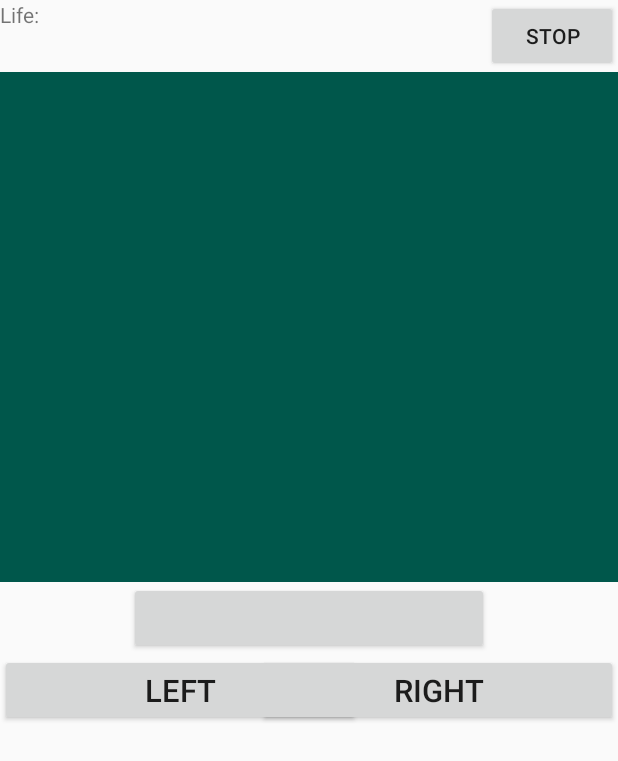
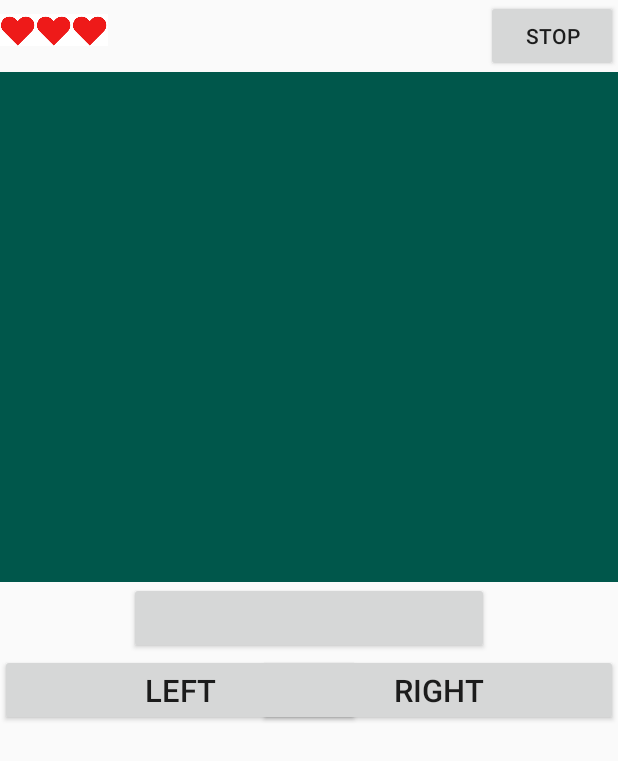
Before and after one commit to hodg300/Escape-Application, an Android app: the layout activity_game.xml on its own in the app's theme, with its tools: preview values and no code run, on a phone screen of 412 x 824 dp. Shown: the top 761 px of the screen. Run offline under Robolectric (Android 15) with nearby library versions, the phone set to English and light mode, and no system bars.

Commit message:
third commit

```diff
--- a/src/main/res/layout/activity_game.xml
+++ b/src/main/res/layout/activity_game.xml
@@ -7,11 +7,26 @@
     tools:context=".GameActivity"
     >
 
-    <TextView
-        android:id="@+id/life_status"
-        android:text="Life:"
-        android:layout_width="match_parent"
-        android:layout_height="wrap_content"/>
+    <ImageView
+        android:id="@+id/life_status1"
+        android:layout_width="24dp"
+        android:layout_height="40dp"
+        android:src="@drawable/heart"
+        />
+    <ImageView
+        android:id="@+id/life_status2"
+        android:layout_width="24dp"
+        android:layout_height="40dp"
+        android:src="@drawable/heart"
+        android:layout_toRightOf="@id/life_status1"
+        />
+    <ImageView
+        android:id="@+id/life_status3"
+        android:layout_width="24dp"
+        android:layout_height="40dp"
+        android:src="@drawable/heart"
+        android:layout_toRightOf="@id/life_status2"
+        />
 
     <Button
         android:id="@+id/btn_stop"
@@ -20,16 +35,6 @@
         android:layout_height="wrap_content"
         android:layout_alignParentRight="true"/>
 
-<!--    <GridView-->
-<!--        android:id="@+id/gv"-->
-<!--        android:layout_below="@id/btn_stop"-->
-<!--        android:layout_width="wrap_content"-->
-<!--        android:layout_height="wrap_content"-->
-<!--        android:numColumns="3"-->
-<!--        android:stretchMode="columnWidth"-->
-<!--        android:gravity="left"-->
-<!--        >-->
-<!--    </GridView>-->
 
     <GridLayout
         android:id="@+id/grid_layout"
@@ -45,6 +50,17 @@
         android:background="@color/colorPrimaryDark"
         android:layout_centerVertical="true"
         >
+
+        <GridView
+            android:id="@+id/gv"
+            android:layout_width="wrap_content"
+            android:layout_height="wrap_content"
+            android:layout_row="0"
+            android:layout_column="0"
+            android:layout_below="@id/btn_stop"
+            android:gravity="left"
+            android:numColumns="3"
+            android:stretchMode="columnWidth"></GridView>
 
 
     </GridLayout>
```
Also changed, not shown: src/main/res/drawable-v24/heart.png (added).
